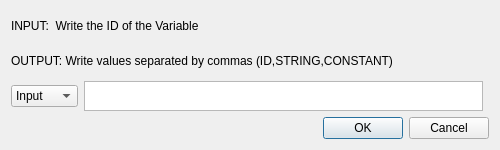
First picture: the form in UI/io.ui, repository mlopeza/QRex, before the edit.
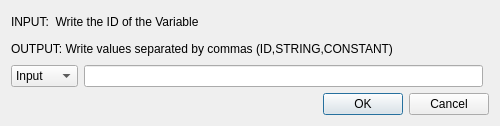
Second picture: the form after the edit.

Diff of the .ui file:
```diff
--- a/UI/io.ui
+++ b/UI/io.ui
@@ -7,19 +7,19 @@
     <x>0</x>
     <y>0</y>
     <width>500</width>
-    <height>150</height>
+    <height>126</height>
    </rect>
   </property>
   <property name="minimumSize">
    <size>
     <width>500</width>
-    <height>100</height>
+    <height>126</height>
    </size>
   </property>
   <property name="maximumSize">
    <size>
     <width>16777215</width>
-    <height>150</height>
+    <height>126</height>
    </size>
   </property>
   <property name="windowTitle">
@@ -76,19 +76,13 @@
       </widget>
      </item>
      <item>
-      <widget class="QPlainTextEdit" name="ioText">
+      <widget class="QLineEdit" name="IOText">
        <property name="minimumSize">
         <size>
-         <width>200</width>
+         <width>300</width>
          <height>0</height>
         </size>
        </property>
-       <property name="maximumSize">
-        <size>
-         <width>16777215</width>
-         <height>30</height>
-        </size>
-       </property>
       </widget>
      </item>
     </layout>
```
Left out of the diff: 8 changed lines with no effect on the pictures.
